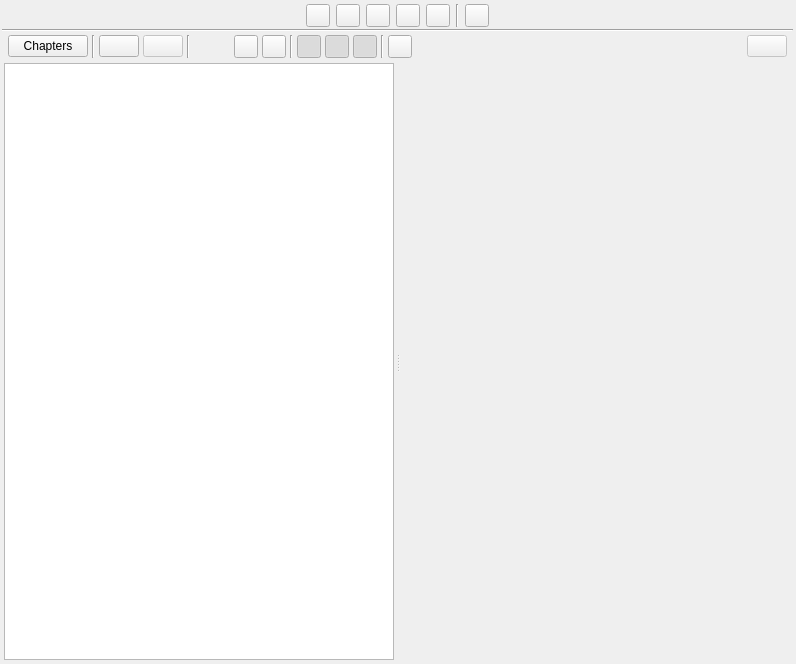
This is ui/scenes_view.ui in zkovari/plotlyst as Qt 5 draws it before an edit. The edited form follows.
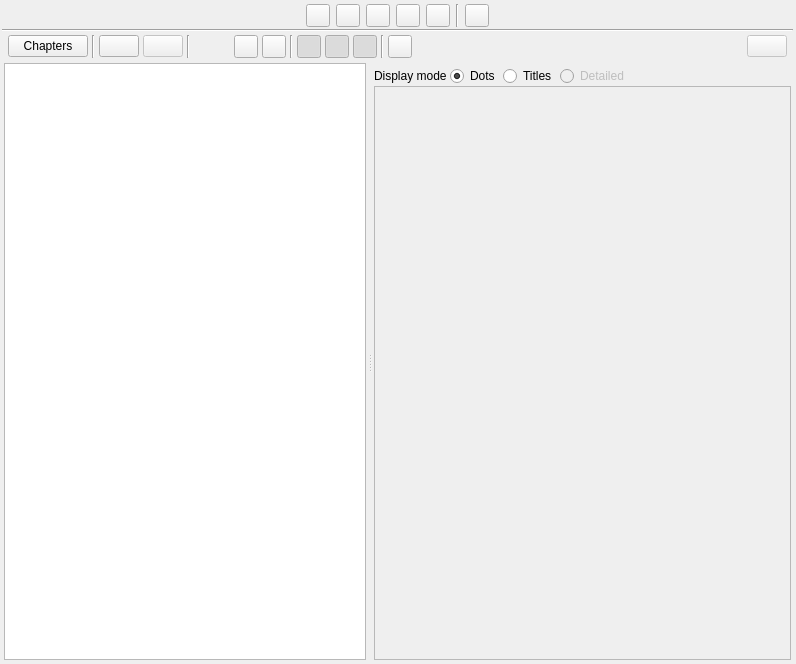
This is the edited form. Custom widgets are drawn as their Qt base class.

The edit to the form file:
```diff
--- a/ui/scenes_view.ui
+++ b/ui/scenes_view.ui
@@ -955,7 +955,7 @@
              <widget class="QWidget" name="pageStorymap">
               <layout class="QVBoxLayout" name="verticalLayout_9">
                <property name="spacing">
-                <number>2</number>
+                <number>0</number>
                </property>
                <property name="leftMargin">
                 <number>0</number>
@@ -969,6 +969,118 @@
                <property name="bottomMargin">
                 <number>0</number>
                </property>
+               <item>
+                <layout class="QHBoxLayout" name="horizontalLayout_10">
+                 <property name="spacing">
+                  <number>3</number>
+                 </property>
+                 <item>
+                  <widget class="QLabel" name="label_3">
+                   <property name="text">
+                    <string>Display mode</string>
+                   </property>
+                  </widget>
+                 </item>
+                 <item>
+                  <widget class="QRadioButton" name="rbDots">
+                   <property name="cursor">
+                    <cursorShape>PointingHandCursor</cursorShape>
+                   </property>
+                   <property name="text">
+                    <string>Dots</string>
+                   </property>
+                   <property name="checked">
+                    <bool>true</bool>
+                   </property>
+                   <attribute name="buttonGroup">
+                    <string notr="true">btnGroupStoryMapView</string>
+                   </attribute>
+                  </widget>
+                 </item>
+                 <item>
+                  <widget class="QRadioButton" name="rbTitles">
+                   <property name="cursor">
+                    <cursorShape>PointingHandCursor</cursorShape>
+                   </property>
+                   <property name="text">
+                    <string>Titles</string>
+                   </property>
+                   <attribute name="buttonGroup">
+                    <string notr="true">btnGroupStoryMapView</string>
+                   </attribute>
+                  </widget>
+                 </item>
+                 <item>
+                  <widget class="QRadioButton" name="rbDetailed">
+                   <property name="enabled">
+                    <bool>false</bool>
+                   </property>
+                   <property name="cursor">
+                    <cursorShape>PointingHandCursor</cursorShape>
+                   </property>
+                   <property name="text">
+                    <string>Detailed</string>
+                   </property>
+                   <attribute name="buttonGroup">
+                    <string notr="true">btnGroupStoryMapView</string>
+                   </attribute>
+                  </widget>
+                 </item>
+                 <item>
+                  <spacer name="horizontalSpacer_2">
+                   <property name="orientation">
+                    <enum>Qt::Horizontal</enum>
+                   </property>
+                   <property name="sizeHint" stdset="0">
+                    <size>
+                     <width>40</width>
+                     <height>20</height>
+                    </size>
+                   </property>
+                  </spacer>
+                 </item>
+                </layout>
+               </item>
+               <item>
+                <widget class="QScrollArea" name="scrollArea_2">
+                 <property name="widgetResizable">
+                  <bool>true</bool>
+                 </property>
+                 <widget class="QWidget" name="scrollAreaStoryMap">
+                  <property name="geometry">
+                   <rect>
+                    <x>0</x>
+                    <y>0</y>
+                    <width>408</width>
+                    <height>555</height>
+                   </rect>
+                  </property>
+                  <property name="sizePolicy">
+                   <sizepolicy hsizetype="Expanding" vsizetype="Expanding">
+                    <horstretch>0</horstretch>
+                    <verstretch>0</verstretch>
+                   </sizepolicy>
+                  </property>
+                  <layout class="QVBoxLayout" name="verticalLayout_12">
+                   <property name="spacing">
+                    <number>0</number>
+                   </property>
+                   <property name="leftMargin">
+                    <number>0</number>
+                   </property>
+                   <property name="topMargin">
+                    <number>0</number>
+                   </property>
+                   <property name="rightMargin">
+                    <number>0</number>
+                   </property>
+                   <property name="bottomMargin">
+                    <number>0</number>
+                   </property>
+                  </layout>
+                 </widget>
+                </widget>
+               </item>
               </layout>
              </widget>
              <widget class="QWidget" name="pageTimeline">
```
Left out of the diff: 1 changed line with no effect on the pictures.
